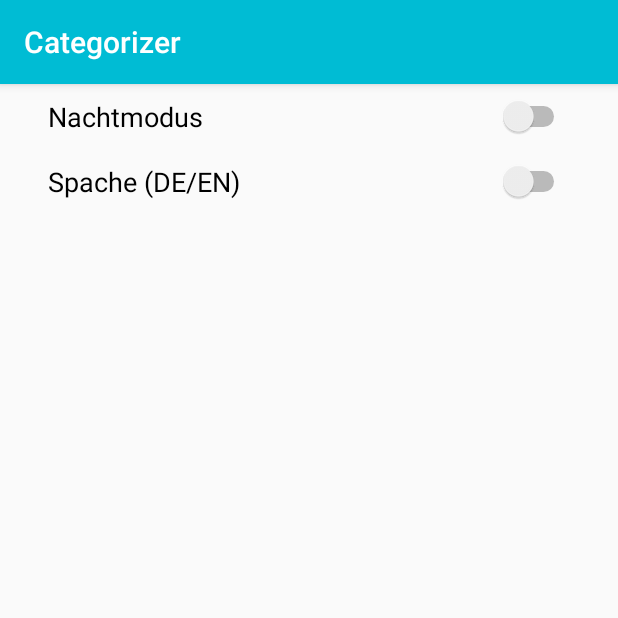
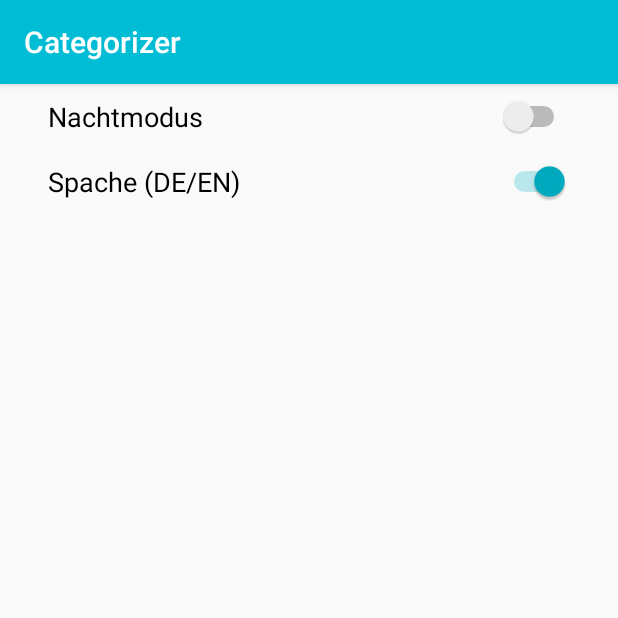
Before and after one commit to kkussyk/android, an Android app: the screen it shows after launch (SettingsActivity), in the options menu, after a tap on "Einstellungen", on a phone screen of 412 x 824 dp, the top half of it. Run offline under Robolectric (Android 15) with nearby library versions, the phone set to English and light mode, and no system bars; libraries missing offline, so code that uses them is left out: com.github.clans.fab; 5 statements that could not run were skipped.

Commit message:
app finished und projektdoku

```diff
--- a/app/src/main/java/android/hochschule/com/categorizer/setting/SettingsActivity.java
+++ b/app/src/main/java/android/hochschule/com/categorizer/setting/SettingsActivity.java
@@ -39,8 +39,15 @@ public class SettingsActivity extends AppCompatActivity {
             SettingsActivity.this.setTheme(R.style.AppTheme);
         }
 
+        //Sprache auf englisch stellen, falls die Systemsprache nicht deutsch ist
         Locale current = getResources().getConfiguration().locale;
         Log.e(current.toString(), current.toString());
+        if (sharedPreferences.getString("initial", null) == null && !current.toString().equals("de_DE")) {
+            SharedPreferences.Editor editor = sharedPreferences.edit();
+            editor.putBoolean("language", true);
+            editor.putString("initial", "initial");
+            editor.commit();
+        }
 
         setContentView(R.layout.activity_settings);
 
```
Also changed, not shown: 1 other file.
